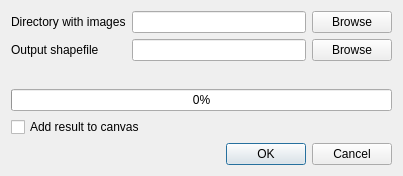
Before: the Qt Designer form photo2shapedialogbase.ui in talaj-info/photo2shape, drawn with Qt 5.
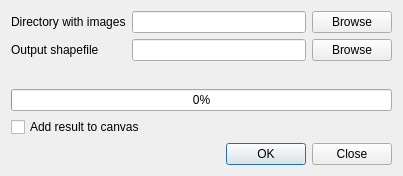
After: the same form once the commit is applied.

Patch:
```diff
--- a/photo2shapedialogbase.ui
+++ b/photo2shapedialogbase.ui
@@ -80,7 +80,7 @@
       <enum>Qt::Horizontal</enum>
      </property>
      <property name="standardButtons">
-      <set>QDialogButtonBox::Cancel|QDialogButtonBox::Ok</set>
+      <set>QDialogButtonBox::Close|QDialogButtonBox::Ok</set>
      </property>
     </widget>
    </item>
```
